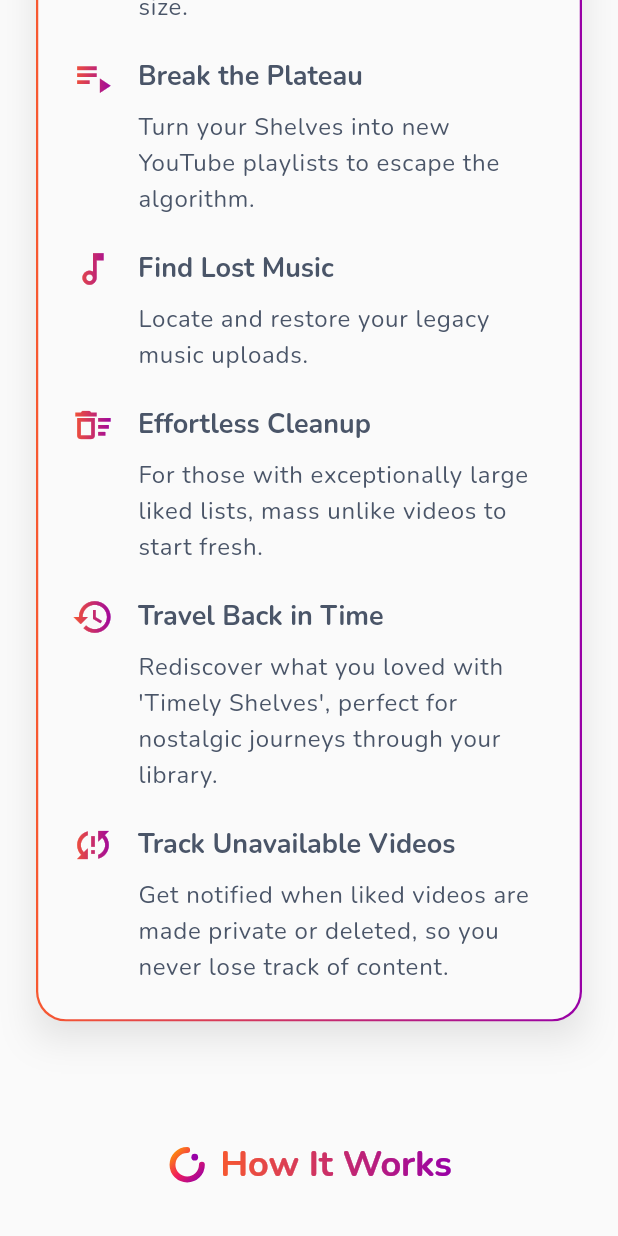
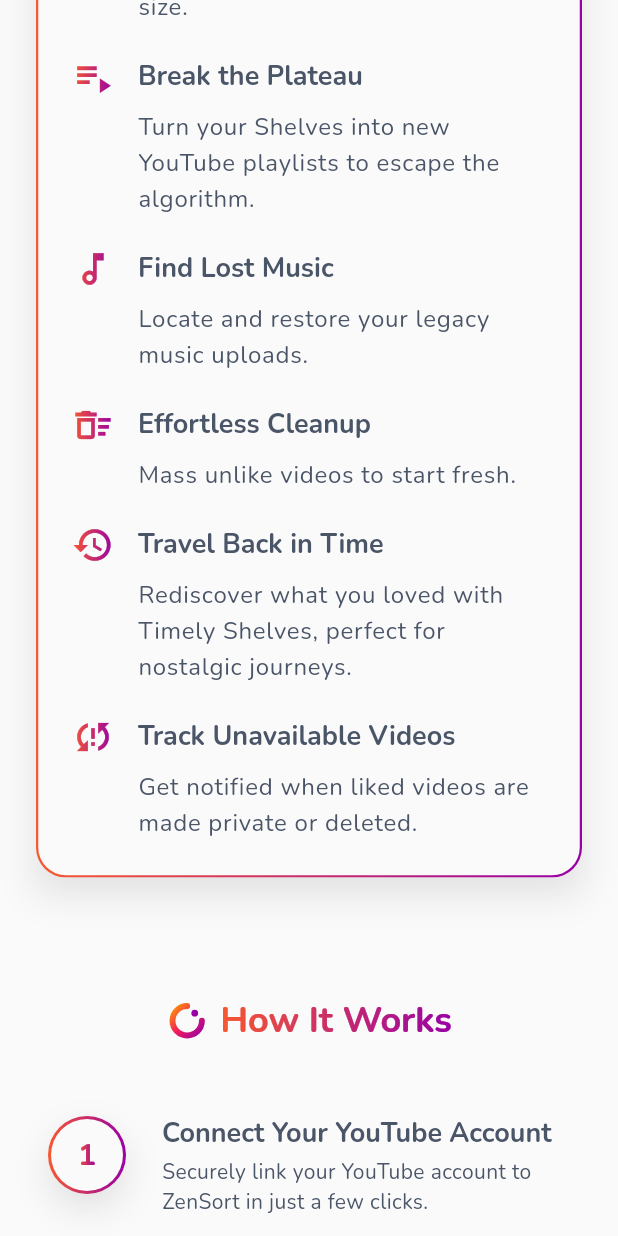
Before and after one commit to dev-ro/zensort, a Flutter app: the screen it shows after launch, scrolled down 576 dp, on a phone screen of 412 x 824 dp. Run offline on Flutter 3.47's test engine with Material 3 defaults, Android fonts, the phone set to English and light mode, and no system bars; our stand-ins replace cloud_functions, firebase_core, flutter_markdown, flutter_svg, google_fonts; accounts and stored records are empty.

Commit message:
Refine feature descriptions in main.dart for clarity and conciseness, enhancing user understanding of key functionalities.

```diff
--- a/lib/main.dart
+++ b/lib/main.dart
@@ -236,7 +236,7 @@ class _FeaturesSectionState extends State<FeaturesSection> {
                           icon: Icons.delete_sweep_outlined,
                           title: 'Effortless Cleanup',
                           description:
-                              'For those with exceptionally large liked lists, mass unlike videos to start fresh.',
+                              'Mass unlike videos to start fresh.',
                           gradient: ZenSortTheme.orangePurpleGradient,
                         ),
                         const SizedBox(height: 20),
@@ -244,7 +244,7 @@ class _FeaturesSectionState extends State<FeaturesSection> {
                           icon: Icons.history_outlined,
                           title: 'Travel Back in Time',
                           description:
-                              "Rediscover what you loved with 'Timely Shelves', perfect for nostalgic journeys through your library.",
+                              "Rediscover what you loved with Timely Shelves, perfect for nostalgic journeys.",
                           gradient: ZenSortTheme.orangePurpleGradient,
                         ),
                         const SizedBox(height: 20),
@@ -252,7 +252,7 @@ class _FeaturesSectionState extends State<FeaturesSection> {
                           icon: Icons.sync_problem_outlined,
                           title: 'Track Unavailable Videos',
                           description:
-                              'Get notified when liked videos are made private or deleted, so you never lose track of content.',
+                              'Get notified when liked videos are made private or deleted.',
                           gradient: ZenSortTheme.orangePurpleGradient,
                         ),
                       ],
```
